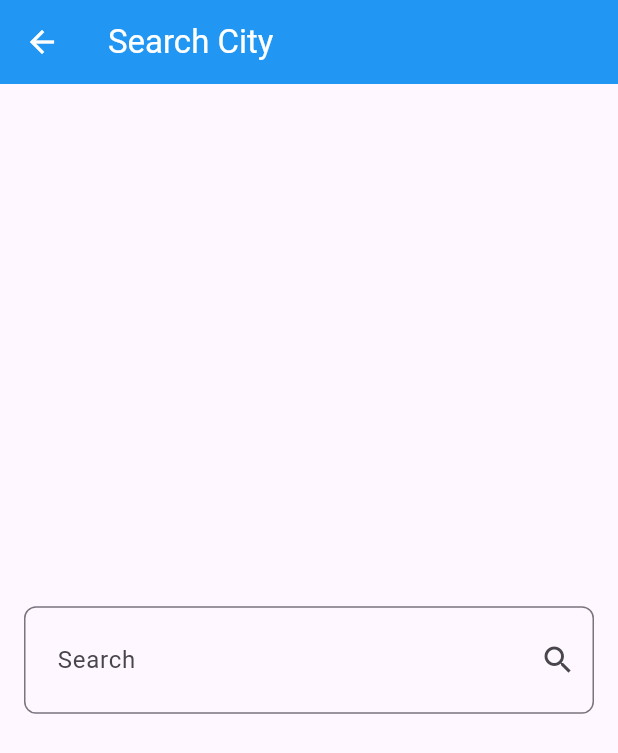
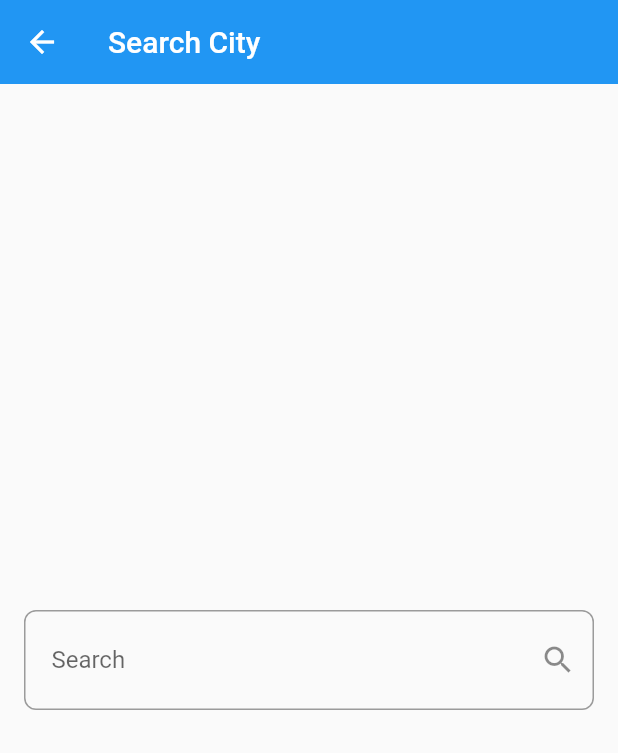
Before and after one commit to AbdelrahmanHossny/weather_app_setup, a Flutter app: the screen it shows after launch, after a tap on the "search" icon, on a phone screen of 412 x 824 dp. Shown: the top 753 px of the screen. Run offline on Flutter 3.47's test engine with Material 3 defaults, Android fonts, the phone set to English and light mode, and no system bars; our stand-ins replace dio, flutter_bloc, flutter_screenutil.

Commit message:
app_finsh

```diff
--- /dev/null
+++ b/devtools_options.yaml
@@ -0,0 +1,3 @@
+description: This file stores settings for Dart & Flutter DevTools.
+documentation: https://docs.flutter.dev/tools/devtools/extensions#configure-extension-enablement-states
+extensions:
--- /dev/null
+++ b/lib/cubits/get_weather_cubit/get_weather_cubit.dart
@@ -0,0 +1,21 @@
+import 'package:dio/dio.dart';
+import 'package:flutter_bloc/flutter_bloc.dart';
+import 'package:weather_app/cubits/get_weather_cubit/get_weather_state.dart';
+import 'package:weather_app/models/wethermodel.dart';
+import 'package:weather_app/service/wetherService.dart';
+
+class GetWeatherCubit extends Cubit<WeatherState> {
+  GetWeatherCubit() : super(InitialState());
+
+  WeatherModel? weatherModel;
+
+  getWeather({required String cityName}) async {
+    try {
+      weatherModel = await Wetherservice(Dio()).getWether(cityName: cityName);
+      emit(WeatherSuccessState());
+    } on Exception catch (e) {
+      emit(WeatherFailureState());
+      print(e);
+    }
+  }
+}
--- /dev/null
+++ b/lib/cubits/get_weather_cubit/get_weather_state.dart
@@ -0,0 +1,7 @@
+class WeatherState {}
+
+class InitialState extends WeatherState {}
+
+class WeatherSuccessState extends WeatherState {}
+
+class WeatherFailureState extends WeatherState {}
--- a/lib/main.dart
+++ b/lib/main.dart
@@ -1,5 +1,9 @@
 import 'package:flutter/material.dart';
+import 'package:flutter_bloc/flutter_bloc.dart';
 import 'package:flutter_screenutil/flutter_screenutil.dart';
+import 'package:weather_app/cubits/get_weather_cubit/get_weather_cubit.dart';
+import 'package:weather_app/cubits/get_weather_cubit/get_weather_state.dart';
+import 'package:weather_app/models/wethermodel.dart';
 import 'package:weather_app/views/home_view.dart';
 
 void main() {
@@ -17,12 +21,85 @@ class WeatherApp extends StatelessWidget {
       minTextAdapt: true,
       splitScreenMode: true,
       builder: (_, child) {
-        return MaterialApp(
-          debugShowCheckedModeBanner: false,
-          home: child,
+        return BlocProvider(
+          create: (context) => GetWeatherCubit(),
+          child: Builder(
+            builder: (context) => BlocBuilder<GetWeatherCubit, WeatherState>(
+              builder: (context, state) => MaterialApp(
+                theme: ThemeData(
+                    useMaterial3: false,
+                    primarySwatch: themeColorForCondition(
+                        BlocProvider.of<GetWeatherCubit>(context)
+                            .weatherModel
+                            ?.weatherCondition)),
+                debugShowCheckedModeBanner: false,
+                home: child,
+              ),
+            ),
+          ),
         );
       },
       child: const HomeView(),
     );
   }
 }
+
+MaterialColor themeColorForCondition(String? condition) {
+  if (condition == null) {
+    return Colors.blue;
+  }
+
+  condition = condition.toLowerCase();
+
+  // ☀ Sunny / Clear
+  if (condition.contains("sunny") || condition.contains("clear")) {
+    return Colors.orange;
+  }
+
+  // ⛅ Cloudy
+  if (condition.contains("cloudy") || condition.contains("overcast")) {
+    return Colors.blueGrey;
+  }
+
+  // 🌫 Mist / Fog
+  if (condition.contains("mist") ||
+      condition.contains("fog") ||
+      condition.contains("freezing fog")) {
+    return Colors.grey;
+  }
+
+  // 🌧 Drizzle
+  if (condition.contains("drizzle") || condition.contains("light rain")) {
+    return Colors.lightBlue;
+  }
+
+  // 🌧 Moderate rain
+  if (condition.contains("moderate rain")) {
+    return Colors.blue;
+  }
+
+  // 🌧 Heavy rain
+  if (condition.contains("heavy rain") || condition.contains("torrential")) {
+    return Colors.indigo;
+  }
+
+  // ❄ Snow
+  if (condition.contains("snow")) {
+    return Colors.cyan;
+  }
+
+  // 🧊 Sleet / Ice
+  if (condition.contains("sleet") ||
+      condition.contains("freezing") ||
+      condition.contains("ice pellets")) {
+    return Colors.teal;
+  }
+
+  // 🌩 Thunder
+  if (condition.contains("thunder")) {
+    return Colors.deepPurple;
+  }
+
+  // Default color
+  return Colors.blue;
+}
--- a/lib/models/wethermodel.dart
+++ b/lib/models/wethermodel.dart
@@ -1,6 +1,6 @@
 class WeatherModel {
   final String? cityname;
-  final String? date;
+  final DateTime? date;
   final String? image;
   final double? temp;
   final double? minTemp;
@@ -20,7 +20,7 @@ class WeatherModel {
   factory WeatherModel.fromJson(json) {
     return WeatherModel(
       cityname: json['location']['name'],
-      date: json['current']['last_updated'],
+      date: DateTime.parse(json['current']['last_updated']),
       image: json['forecast']['forecastday'][0]['day']['condition']['icon'],
       temp: json['forecast']['forecastday'][0]['day']['avgtemp_c'],
       minTemp: json['forecast']['forecastday'][0]['day']['mintemp_c'],
--- a/lib/views/home_view.dart
+++ b/lib/views/home_view.dart
@@ -1,15 +1,21 @@
 import 'package:flutter/material.dart';
+import 'package:flutter_bloc/flutter_bloc.dart';
 import 'package:flutter_screenutil/flutter_screenutil.dart';
+import 'package:weather_app/cubits/get_weather_cubit/get_weather_cubit.dart';
+import 'package:weather_app/cubits/get_weather_cubit/get_weather_state.dart';
 import 'package:weather_app/views/search_view.dart';
+import 'package:weather_app/widgets/no_weather_body.dart';
 import 'package:weather_app/widgets/weather_info_body.dart';
 
 class HomeView extends StatelessWidget {
-  const HomeView({Key? key}) : super(key: key);
-
+  const HomeView({
+    Key? key,
+  }) : super(key: key);
   @override
   Widget build(BuildContext context) {
     return Scaffold(
       appBar: AppBar(
+        elevation: 0,
         actions: [
           IconButton(
             onPressed: () {
@@ -24,18 +30,33 @@ class HomeView extends StatelessWidget {
             },
             icon: Icon(
               Icons.search,
-              color: Colors.white,
               size: 30.sp,
             ),
           ),
         ],
-        backgroundColor: Colors.blue,
         title: Text(
           'Weather App',
-          style: TextStyle(color: Colors.white, fontSize: 25.sp),
+          style: TextStyle(fontSize: 25.sp),
         ),
       ),
-      body: const WeatherInfoBody(),
+      body: BlocBuilder<GetWeatherCubit, WeatherState>(
+        builder: (context, state) {
+          if (state is InitialState) {
+            return NoWeatherBody();
+          } else if (state is WeatherSuccessState) {
+            return WeatherInfoBody();
+          } else {
+            return Center(
+              child: Text(
+                'Something went wrong 😔 , plz try later',
+                style: TextStyle(
+                  fontSize: 25.sp,
+                ),
+              ),
+            );
+          }
+        },
+      ),
     );
   }
 }
--- a/lib/views/search_view.dart
+++ b/lib/views/search_view.dart
@@ -1,9 +1,7 @@
-import 'dart:developer';
-import 'package:dio/dio.dart';
 import 'package:flutter/material.dart';
+import 'package:flutter_bloc/flutter_bloc.dart';
 import 'package:flutter_screenutil/flutter_screenutil.dart';
-import 'package:weather_app/models/wethermodel.dart';
-import 'package:weather_app/service/wetherService.dart';
+import 'package:weather_app/cubits/get_weather_cubit/get_weather_cubit.dart';
 
 class SearchView extends StatelessWidget {
   const SearchView({Key? key}) : super(key: key);
@@ -12,24 +10,32 @@ class SearchView extends StatelessWidget {
   Widget build(BuildContext context) {
     return Scaffold(
         appBar: AppBar(
+          elevation: 0,
           leading: IconButton(
-            icon: Icon(Icons.arrow_back, color: Colors.white),
+            icon: Icon(
+              Icons.arrow_back,
+            ),
             onPressed: () {
               Navigator.pop(context);
             },
           ),
-          backgroundColor: Colors.blue,
-          title:
-              const Text('Search City', style: TextStyle(color: Colors.white)),
+          title: const Text('Search City', style: TextStyle()),
         ),
         body: Padding(
           padding: const EdgeInsets.symmetric(horizontal: 16.0),
           child: Center(
               child: TextField(
             onSubmitted: (value) async {
-              WeatherModel weatherModel =
-                  await Wetherservice(Dio()).getWether(cityName: value);
-              log(weatherModel.cityname!);
+              showDialog(
+                context: context,
+                barrierDismissible: false,
+                builder: (_) =>
+                    const Center(child: CircularProgressIndicator()),
+              );
+              await BlocProvider.of<GetWeatherCubit>(context)
+                  .getWeather(cityName: value);
+              Navigator.pop(context);
+              Navigator.pop(context);
             },
             decoration: InputDecoration(
               contentPadding: EdgeInsets.symmetric(
@@ -41,7 +47,8 @@ class SearchView extends StatelessWidget {
               border: OutlineInputBorder(
                 borderRadius: BorderRadius.circular(8.0),
               ),
-              suffixIcon: Icon(Icons.search),
+              suffixIcon:
+                  IconButton(onPressed: () {}, icon: Icon(Icons.search)),
             ),
           )),
         ));
--- a/lib/widgets/weather_info_body.dart
+++ b/lib/widgets/weather_info_body.dart
@@ -1,25 +1,42 @@
 import 'package:flutter/material.dart';
+import 'package:flutter_bloc/flutter_bloc.dart';
 import 'package:flutter_screenutil/flutter_screenutil.dart';
+import 'package:weather_app/cubits/get_weather_cubit/get_weather_cubit.dart';
+import 'package:weather_app/main.dart';
 
 class WeatherInfoBody extends StatelessWidget {
-  const WeatherInfoBody({Key? key}) : super(key: key);
-
+  const WeatherInfoBody({
+    Key? key,
+  }) : super(key: key);
   @override
   Widget build(BuildContext context) {
-    return Padding(
+    var weatherModel = BlocProvider.of<GetWeatherCubit>(context).weatherModel!;
+    return Container(
+      decoration: BoxDecoration(
+        gradient: LinearGradient(
+          colors: [
+            themeColorForCondition(weatherModel.weatherCondition),
+            themeColorForCondition(weatherModel.weatherCondition)[300]!,
+            themeColorForCondition(weatherModel.weatherCondition)[50]!
+          ],
+          begin: Alignment.topLeft,
+          end: Alignment.bottomRight,
+        ),
+      ),
+      child: Padding(
         padding: const EdgeInsets.symmetric(horizontal: 16),
         child: Column(
           mainAxisAlignment: MainAxisAlignment.center,
           children: [
             Text(
-            'Alexandria',
+              weatherModel.cityname!,
               style: TextStyle(
                 fontWeight: FontWeight.bold,
                 fontSize: 32.sp,
               ),
             ),
             Text(
-            'updated at 23:46',
+              '${weatherModel.date!.hour}:${weatherModel.date!.minute}',
               style: TextStyle(
                 fontSize: 24.sp,
               ),
@@ -30,11 +47,14 @@ class WeatherInfoBody extends StatelessWidget {
             Row(
               mainAxisAlignment: MainAxisAlignment.spaceBetween,
               children: [
-              Image.asset(
-                'assets/images/cloudy.png',
+                Image.network(
+                  'https:${weatherModel.image!}',
+                  fit: BoxFit.cover,
+                  width: 80.w,
+                  height: 80.h,
                 ),
                 Text(
-                '17',
+                  '${weatherModel.temp!.round()}°C',
                   style: TextStyle(
                     fontWeight: FontWeight.bold,
                     fontSize: 32.sp,
@@ -43,13 +63,13 @@ class WeatherInfoBody extends StatelessWidget {
                 Column(
                   children: [
                     Text(
-                    'Maxtemp: 24',
+                      'Maxtemp: ${weatherModel.maxTemp!.round()}',
                       style: TextStyle(
                         fontSize: 16.sp,
                       ),
                     ),
                     Text(
-                    'Mintemp: 16',
+                      'Mintemp: ${weatherModel.minTemp!.round()}',
                       style: TextStyle(
                         fontSize: 16.sp,
                       ),
@@ -62,7 +82,7 @@ class WeatherInfoBody extends StatelessWidget {
               height: 32.h,
             ),
             Text(
-            'Ligh Rain',
+              weatherModel.weatherCondition!,
               style: TextStyle(
                 fontWeight: FontWeight.bold,
                 fontSize: 32.sp,
@@ -70,6 +90,7 @@ class WeatherInfoBody extends StatelessWidget {
             )
           ],
         ),
+      ),
     );
   }
 }
--- a/pubspec.yaml
+++ b/pubspec.yaml
@@ -36,6 +36,7 @@ dependencies:
   cupertino_icons: ^1.0.2
   flutter_screenutil: ^5.9.3
   dio: ^5.9.0
+  flutter_bloc: ^9.1.1
 
 dev_dependencies:
   flutter_test:
```
Also changed, not shown: pubspec.lock. Lines whose indentation alone changed are shown as unchanged.
